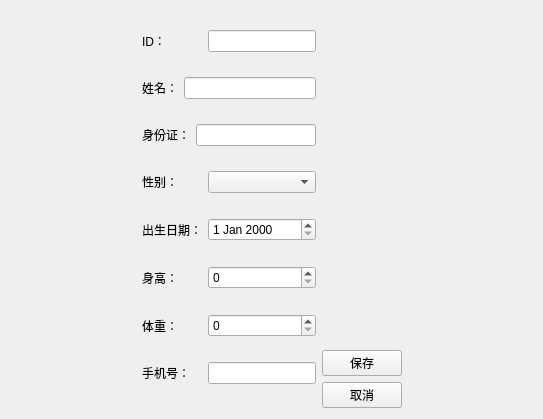
Above: patienteditview.ui from Zyc-paper-tigers/QTexamination_3 before the change. Below: the same form after it.
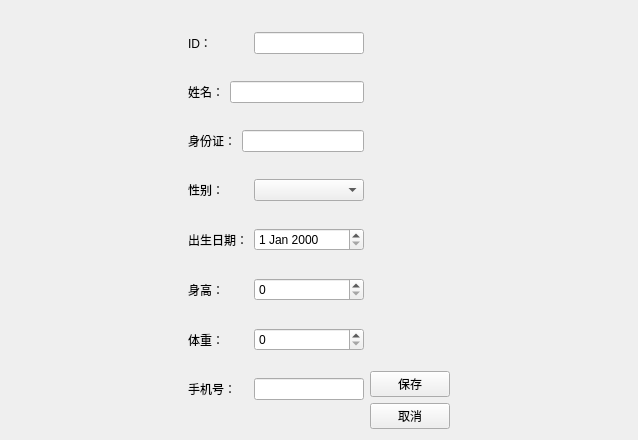
That is the form after the change.

The edit to the form file:
```diff
--- a/patienteditview.ui
+++ b/patienteditview.ui
@@ -6,8 +6,8 @@
    <rect>
     <x>0</x>
     <y>0</y>
-    <width>543</width>
-    <height>419</height>
+    <width>638</width>
+    <height>440</height>
    </rect>
   </property>
   <property name="windowTitle">
@@ -21,7 +21,7 @@
      </property>
      <property name="sizeHint" stdset="0">
       <size>
-       <width>74</width>
+       <width>122</width>
        <height>20</height>
       </size>
      </property>
@@ -149,7 +149,7 @@
      </property>
      <property name="sizeHint" stdset="0">
       <size>
-       <width>74</width>
+       <width>121</width>
        <height>20</height>
       </size>
      </property>
```
